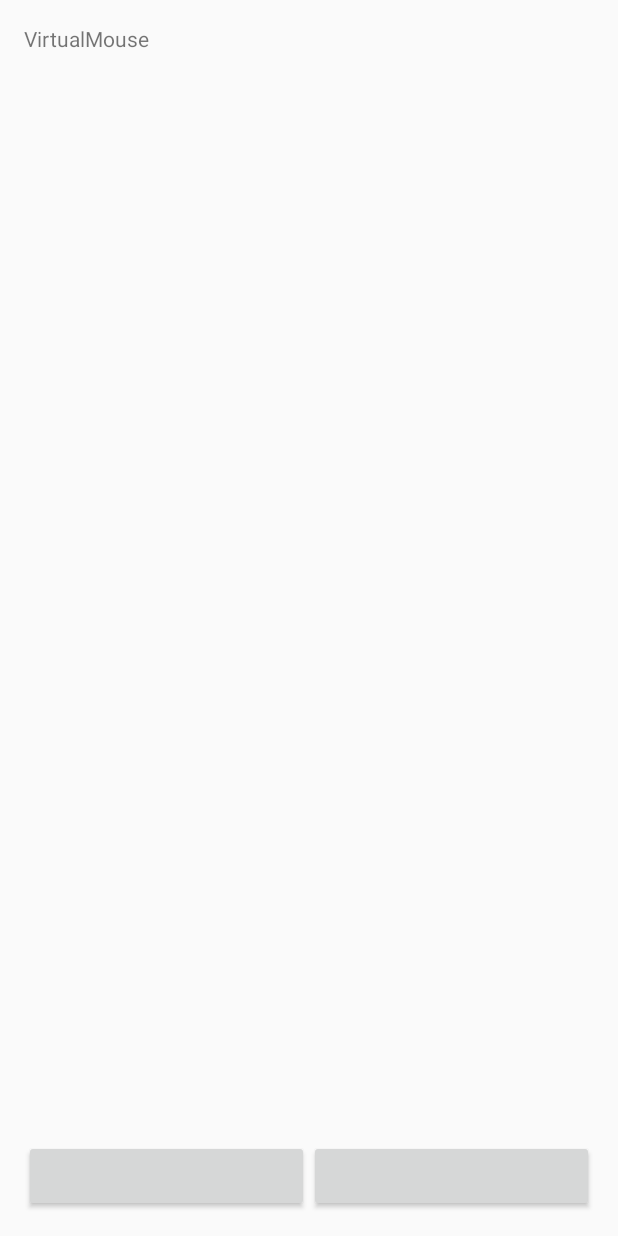
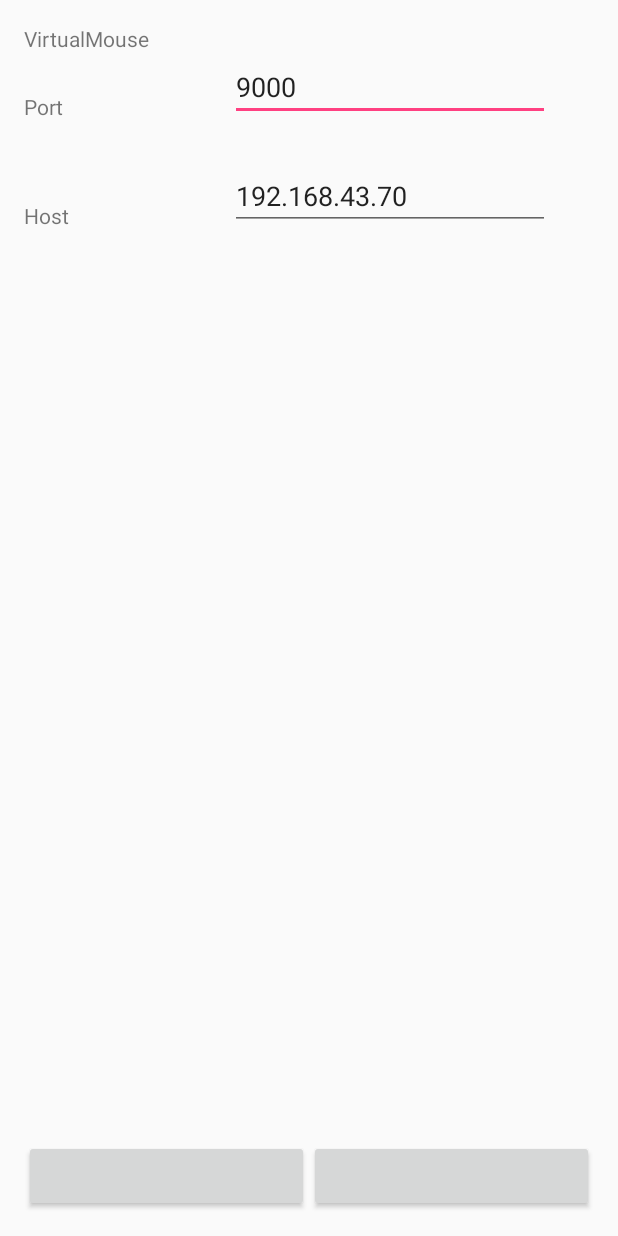
Before and after one commit to JannaSha/mouse_driver, an Android app: the layout activity_main.xml on its own in the app's theme, with its tools: preview values and no code run, on a phone screen of 412 x 824 dp. Run offline under Robolectric (Android 15) with nearby library versions, the phone set to English and light mode, and no system bars.

Commit message:
Add change in android app

```diff
--- a/androidApp/app/src/main/res/layout/activity_main.xml
+++ b/androidApp/app/src/main/res/layout/activity_main.xml
@@ -35,4 +35,50 @@
             android:layout_weight="1"
             android:text="@string/RightMouseButton" />
     </LinearLayout>
+
+    <EditText
+        android:layout_width="wrap_content"
+        android:layout_height="wrap_content"
+        android:inputType="number"
+        android:ems="10"
+        android:id="@+id/portEdit"
+        android:layout_below="@+id/ApplicationInfoText"
+        android:layout_alignParentRight="true"
+        android:layout_alignParentEnd="true"
+        android:layout_marginRight="29dp"
+        android:layout_marginEnd="29dp"
+        android:text="9000"/>
+
+    <TextView
+        android:layout_width="wrap_content"
+        android:layout_height="wrap_content"
+        android:textAppearance="?android:attr/textAppearanceSmall"
+        android:text="Port"
+        android:id="@+id/portText"
+        android:layout_alignBottom="@+id/portEdit"
+        android:layout_alignParentLeft="true"
+        android:layout_alignParentStart="true"/>
+
+    <TextView
+        android:layout_width="wrap_content"
+        android:layout_height="wrap_content"
+        android:textAppearance="?android:attr/textAppearanceSmall"
+        android:text="Host"
+        android:id="@+id/hostText"
+        android:layout_marginTop="53dp"
+        android:layout_below="@+id/portEdit"
+        android:layout_alignParentLeft="true"
+        android:layout_alignParentStart="true"/>
+
+    <EditText
+        android:layout_width="wrap_content"
+        android:layout_height="wrap_content"
+        android:id="@+id/hostEdit"
+        android:layout_alignBottom="@+id/hostText"
+        android:layout_alignLeft="@+id/portEdit"
+        android:layout_alignStart="@+id/portEdit"
+        android:layout_alignRight="@+id/portEdit"
+        android:layout_alignEnd="@+id/portEdit"
+        android:text="192.168.43.70"/>
+
 </RelativeLayout>
--- a/androidApp/app/src/main/res/menu/menu_main.xml
+++ b/androidApp/app/src/main/res/menu/menu_main.xml
@@ -15,6 +15,12 @@
         android:orderInCategory="100"
         app:showAsAction="always" />
     <item
+        android:id="@+id/SelectHostPortAction"
+        android:title="@string/SelectHostPortString"
+        android:icon="@drawable/select"
+        android:orderInCategory="100"
+        app:showAsAction="always" />
+    <item
         android:id="@+id/HelpAction"
         android:title="@string/HelpString"
         android:icon="@drawable/help"
--- a/androidApp/app/src/main/res/values/strings.xml
+++ b/androidApp/app/src/main/res/values/strings.xml
@@ -11,4 +11,5 @@
                             3. Press \'Exit\' icon in menu to close application.\n
     </string>
     <string name="InputInvitation">Input server IP address and port</string>
+    <string name="SelectHostPortString">Select host and port for connection</string>
 </resources>
```
Also changed, not shown: androidApp/app/src/main/java/com/softdesign/virtualmouse/MainActivity.java (+111 -172 lines), androidApp/app/src/main/res/drawable/select.xml (added, +9 -0 lines), 7 other files.
